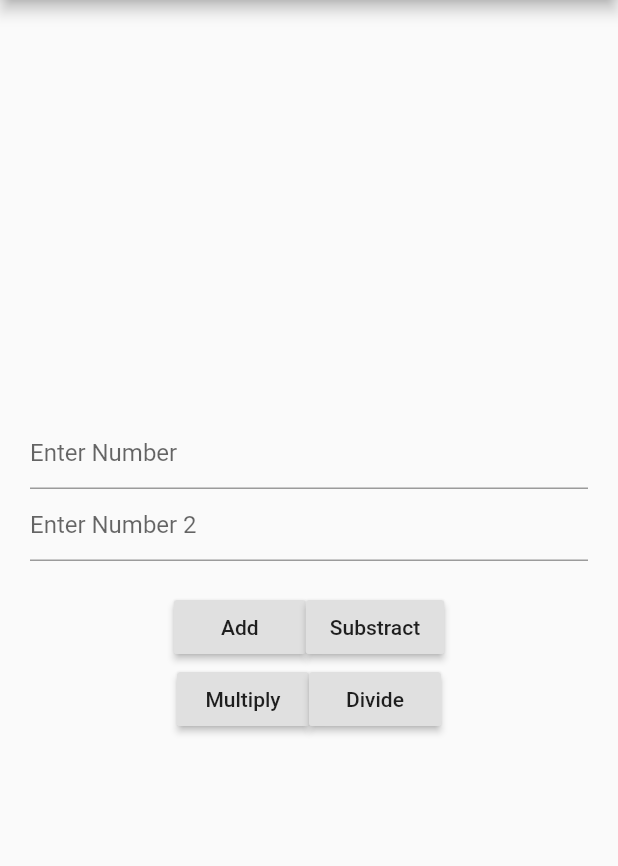
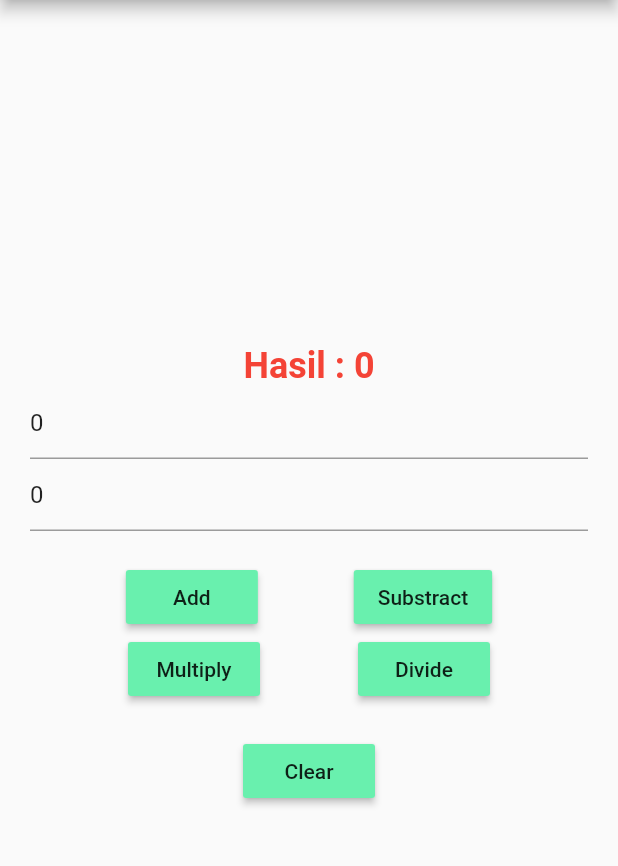
Before and after one commit to chimenk/flutter-calc, a Flutter app: the screen it shows after launch, after a tap on "Add", on a phone screen of 412 x 824 dp, the part 84-950 px from its top. Run offline on Flutter 3.47's test engine with Material 2 defaults, Android fonts, the phone set to English and light mode, and no system bars.

Commit message:
Added calculation operation and finishing

```diff
--- a/lib/home_page.dart
+++ b/lib/home_page.dart
@@ -1,6 +1,7 @@
 import 'package:flutter/material.dart';
 
 class HomePage extends StatefulWidget{
+
   @override
   State<StatefulWidget> createState() {
     return new HomePageState();
@@ -8,6 +9,50 @@ class HomePage extends StatefulWidget{
 }
 
 class HomePageState extends State<HomePage>{
+  var input1 = 0, input2 = 0, result = 0;
+
+  final TextEditingController txt1 = new TextEditingController(text: "0");
+  final TextEditingController txt2 = new TextEditingController(text: "0");
+
+  void opsTambah() {
+    setState(() {
+      input1 = int.parse(txt1.text);
+      input2 = int.parse(txt2.text);
+      result = input1 + input2;
+    });
+  }
+
+  void opsKurang() {
+    setState(() {
+      input1 = int.parse(txt1.text);
+      input2 = int.parse(txt2.text);
+      result = input1 - input2;
+    });
+  }
+
+  void opsKali() {
+    setState(() {
+      input1 = int.parse(txt1.text);
+      input2 = int.parse(txt2.text);
+      result = input1 * input2;
+    });
+  }
+
+  void opsBagi() {
+    setState(() {
+      input1 = int.parse(txt1.text);
+      input2 = int.parse(txt2.text);
+      result = input1 ~/ input2;
+    });
+  }
+
+  void opsBersih() {
+    setState(() {
+      txt1.text = "0";
+      txt2.text = "0";
+    });
+  }
+
   @override
   Widget build(BuildContext context){
     return new Scaffold(
@@ -19,44 +64,71 @@ class HomePageState extends State<HomePage>{
         child: new Column(
           mainAxisAlignment: MainAxisAlignment.center,
           children: <Widget>[
+            new Text(
+              "Hasil : $result",
+              style: new TextStyle(
+                fontSize: 24.0,
+                fontWeight: FontWeight.bold,
+                color: Colors.red
+              ),
+            ),
             new TextField(
               keyboardType: TextInputType.number,
               decoration: new InputDecoration(
                 hintText: "Enter Number"
               ),
+              controller: txt1,
             ),
             new TextField(
               keyboardType: TextInputType.number,
               decoration: new InputDecoration(
                 hintText: "Enter Number 2"
               ),
+              controller: txt2,
             ),
             new Padding(
               padding: const EdgeInsets.only(top:20.0),
             ),
             new Row(
-              mainAxisAlignment: MainAxisAlignment.center,
+              mainAxisAlignment: MainAxisAlignment.spaceEvenly,
               children: <Widget>[
-                new RaisedButton(
+                new MaterialButton(
                   child: new Text("Add"),
-                  onPressed: (){},
+                  color: Colors.greenAccent,
+                  onPressed: opsTambah,
                 ),
-                new RaisedButton(
+                new MaterialButton(
                   child: new Text("Substract"),
-                  onPressed: (){},
+                  color: Colors.greenAccent,
+                  onPressed: opsKurang,
                 )
               ],
             ),
             new Row(
+              mainAxisAlignment: MainAxisAlignment.spaceEvenly,
+              children: <Widget>[
+                new MaterialButton(
+                  child: new Text("Multiply"),
+                  color: Colors.greenAccent,
+                  onPressed: opsKali,
+                ),
+                new MaterialButton(
+                  child: new Text("Divide"),
+                  color: Colors.greenAccent,
+                  onPressed: opsBagi,
+                )
+              ],
+            ),
+            new Padding(
+              padding: const EdgeInsets.only(top: 20.0),
+            ),
+            new Row(
               mainAxisAlignment: MainAxisAlignment.center,
               children: <Widget>[
-                new RaisedButton(
-                  child: new Text("Multiply"),
-                  onPressed: (){},
-                ),
-                new RaisedButton(
-                  child: new Text("Divide"),
-                  onPressed: (){},
+                new MaterialButton(
+                  child: new Text("Clear"),
+                  color: Colors.greenAccent,
+                  onPressed: opsBersih,
                 )
               ],
             )
```
